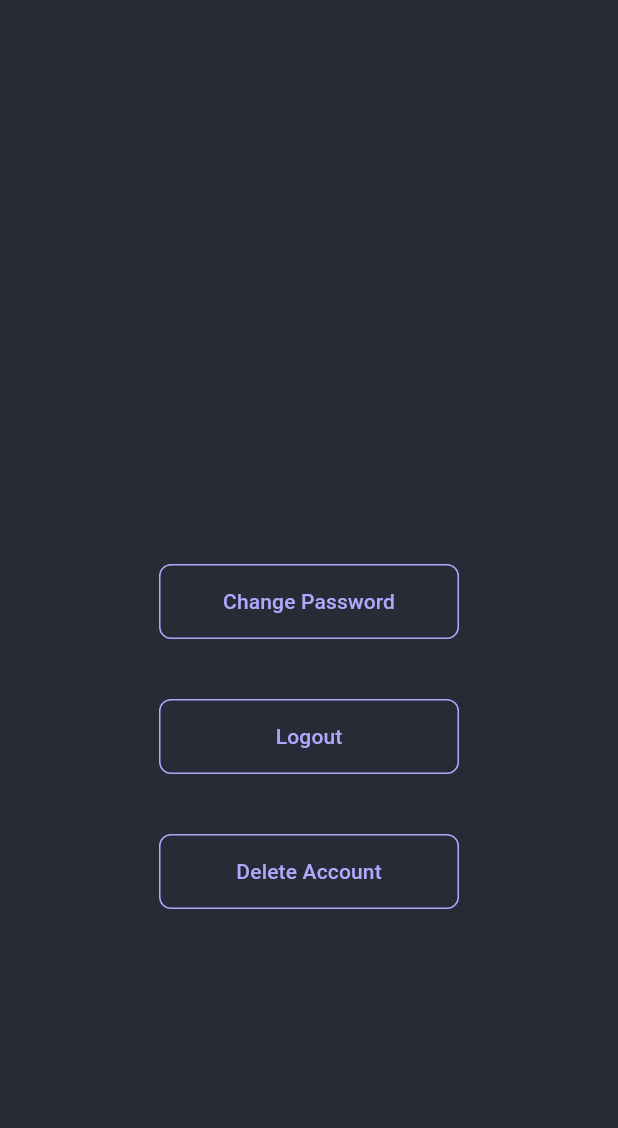
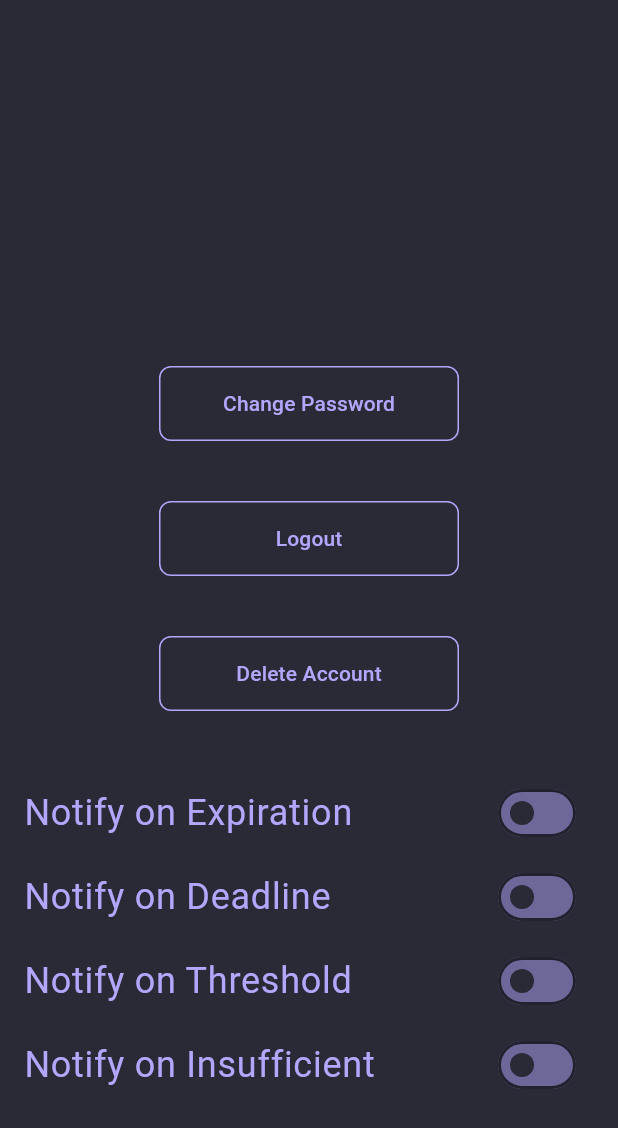
Before and after one commit to Lingers-3/mobile, a Flutter app: the SettingsScreen screen opened directly, on a phone screen of 412 x 824 dp. Shown: the top 1128 px of the screen. Run offline on Flutter 3.47's test engine with Material 3 defaults, Android fonts, the phone set to English and light mode, and no system bars; our stand-ins replace image_picker; missing offline and left inert: auth0_flutter; network calls fail.

Commit message:
added switches for setting screen + little colour changes + deletion confirmation with warning

```diff
--- a/lib/main.dart
+++ b/lib/main.dart
@@ -1,6 +1,7 @@
 import 'package:flutter/material.dart';
 import 'package:pocketeer_mobile/providers/item_provider.dart';
 import 'package:pocketeer_mobile/providers/tag_provider.dart';
+import 'package:pocketeer_mobile/theme/app_theme.dart';
 import 'package:provider/provider.dart';
 import 'package:pocketeer_mobile/routes/app_router.dart';
 import 'package:pocketeer_mobile/providers/item_type_provider.dart';
@@ -36,7 +37,7 @@ class MyApp extends StatelessWidget {
       debugShowCheckedModeBanner: false,
       onGenerateRoute: AppRouter.generate,
       initialRoute: AppRouter.authGate,
-
+      theme: appTheme,
       builder: (context, child) {
         return child!;
       },
--- a/lib/theme/app_theme.dart
+++ b/lib/theme/app_theme.dart
@@ -20,8 +20,31 @@ class AppColors {
 
 final ThemeData appTheme = ThemeData(
   scaffoldBackgroundColor: AppColors.primaryBackground,
+  appBarTheme: const AppBarTheme(
+    backgroundColor: AppColors.primaryBackground,
+    scrolledUnderElevation: 0,
+  ),
+
+  switchTheme: SwitchThemeData(
+    thumbColor: WidgetStateProperty.resolveWith((states) {
+      if (states.contains(WidgetState.selected)) {
+        return AppColors.pink; // ON “точка”
+      }
+      return AppColors.primaryBackground; // OFF “точка”
+    }),
+    trackColor: WidgetStateProperty.resolveWith((states) {
+      if (states.contains(WidgetState.selected)) {
+        return AppColors.pink.withValues(alpha: 0.7); // ON “дорожка”
+      }
+      return AppColors.purple.withValues(alpha: 0.5); // OFF “дорожка”
+    }),
+    trackOutlineColor: WidgetStateProperty.resolveWith((states) {
+      return AppColors.dialogBackground;
+    }),
+  ),
+
   brightness: Brightness.dark,
-  useMaterial3: false,
+  useMaterial3: true,
   bottomNavigationBarTheme: const BottomNavigationBarThemeData(
     backgroundColor: AppColors.primaryBackground,
     selectedItemColor: AppColors.pink,
--- a/lib/ui/views/settings/settings_screen.dart
+++ b/lib/ui/views/settings/settings_screen.dart
@@ -4,6 +4,7 @@ import 'package:pocketeer_mobile/routes/app_router.dart';
 import 'package:pocketeer_mobile/theme/app_theme.dart';
 import 'package:pocketeer_mobile/ui/widgets/delete_account_confirmation_dialog.dart';
 import 'package:pocketeer_mobile/ui/widgets/logout_confirmation_dialog.dart';
+import 'package:pocketeer_mobile/ui/widgets/notifications.dart';
 import 'package:pocketeer_mobile/ui/widgets/setting_button.dart';
 
 class SettingsScreen extends StatefulWidget {
@@ -83,6 +84,8 @@ class _SettingsScreenState extends State<SettingsScreen> {
               buttonText: 'Delete Account',
               buttonFunction: _showDeleteAccountDialog,
             ),
+            SizedBox(height: 40),
+            Notifications(),
           ],
         ),
       ),
--- /dev/null
+++ b/lib/ui/widgets/notifications.dart
@@ -0,0 +1,57 @@
+import 'package:flutter/material.dart';
+import 'package:pocketeer_mobile/theme/app_theme.dart';
+
+class Notifications extends StatefulWidget {
+  const Notifications({super.key});
+
+  @override
+  State<Notifications> createState() => _NotificationsState();
+}
+
+class _NotificationsState extends State<Notifications> {
+  bool _expirationEnabled = false;
+  bool _deadlineEnabled = false;
+  bool _thresholdEnabled = false;
+  bool _insufficientEnabled = false;
+
+  @override
+  Widget build(BuildContext context) {
+    return Column(
+      children: [
+        SwitchListTile(
+          title: const Text(
+            'Notify on Expiration',
+            style: TextStyle(color: AppColors.purple, fontSize: 24),
+          ),
+
+          value: _expirationEnabled,
+          onChanged: (v) => setState(() => _expirationEnabled = v),
+        ),
+        SwitchListTile(
+          title: const Text(
+            'Notify on Deadline',
+            style: TextStyle(color: AppColors.purple, fontSize: 24),
+          ),
+          value: _deadlineEnabled,
+          onChanged: (v) => setState(() => _deadlineEnabled = v),
+        ),
+        SwitchListTile(
+          title: const Text(
+            'Notify on Threshold',
+            style: TextStyle(color: AppColors.purple, fontSize: 24),
+          ),
+          value: _thresholdEnabled,
+          onChanged: (v) => setState(() => _thresholdEnabled = v),
+        ),
+        SwitchListTile(
+          title: const Text(
+            'Notify on Insufficient',
+            style: TextStyle(color: AppColors.purple, fontSize: 24),
+          ),
+          value: _insufficientEnabled,
+          onChanged: (v) => setState(() => _insufficientEnabled = v),
+        ),
+      ],
+    );
+  }
+}
```
Also changed, not shown: lib/ui/views/auth/change_password/change_password_screen.dart (+4 -19 lines), lib/ui/views/inventory/inventory_screen.dart (+41 -9 lines), lib/ui/views/projects_screen.dart (+12 -5 lines), lib/ui/widgets/custom_dialog.dart (+9 -2 lines), lib/ui/widgets/custom_floating_button.dart (added, +17 -0 lines).
